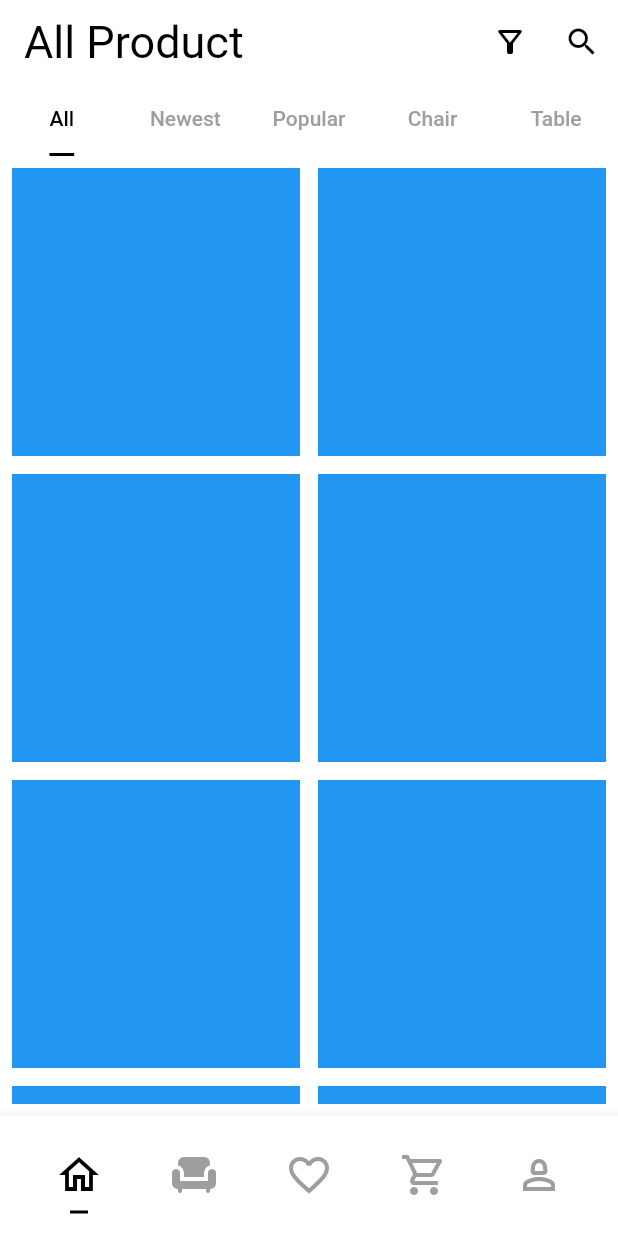
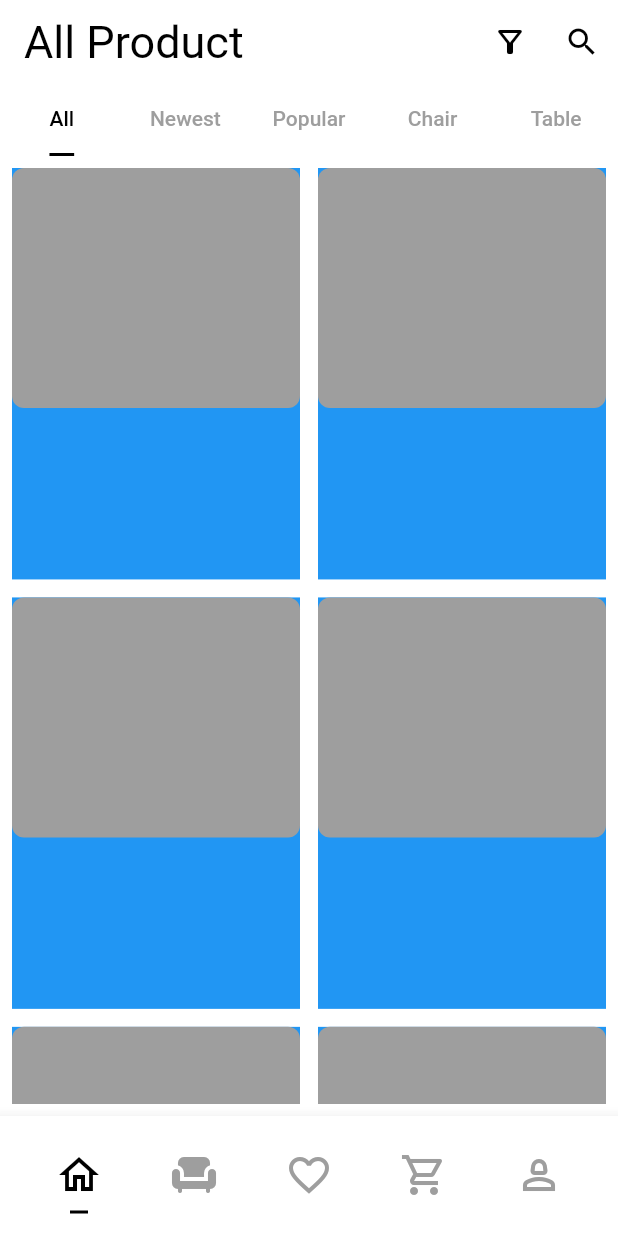
Before and after one commit to JAICHANGPARK/flutter_notebook_chapter_24, a Flutter app: the FurnitureMainPage screen opened directly, on a phone screen of 412 x 824 dp. Run offline on Flutter 3.47's test engine with Material 2 defaults, Android fonts, the phone set to English and light mode, and no system bars; our stand-ins replace flutter_riverpod, freezed_annotation, ionicons, percent_indicator; missing offline and left inert: crypto_font_icons; network calls fail.

Commit message:
Update furniture_main_page.dart

```diff
--- a/lib/ep1371_furniture_app/view/furniture_main_page.dart
+++ b/lib/ep1371_furniture_app/view/furniture_main_page.dart
@@ -77,13 +77,21 @@ class _FurnitureMainPageState extends State<FurnitureMainPage> {
               child: TabBarView(children: [
                 GridView.builder(
                     gridDelegate: const SliverGridDelegateWithFixedCrossAxisCount(
-                      crossAxisCount: 2,
-                      mainAxisSpacing: 12,
-                      crossAxisSpacing: 12,
-                    ),
+                        crossAxisCount: 2, mainAxisSpacing: 12, crossAxisSpacing: 12, childAspectRatio: 0.7),
                     itemBuilder: (context, index) {
                       return Container(
                         color: Colors.blue,
+                        child: Column(
+                          children: [
+                            Container(
+                              height: 160,
+                              decoration: BoxDecoration(
+                                color: Colors.grey,
+                                borderRadius: BorderRadius.circular(8)
+                              ),
+                            )
+                          ],
+                        ),
                       );
                     }),
                 Container(),
```
